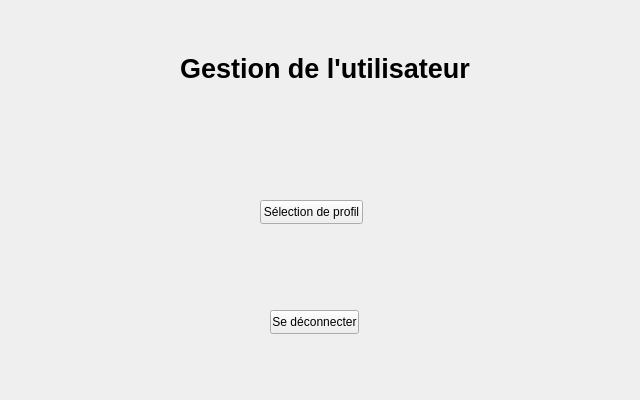
First picture: the form in VisualiseurBDD/ManageUser.ui, repository doriangilbert/VisualiseurBDDQt, before the edit.
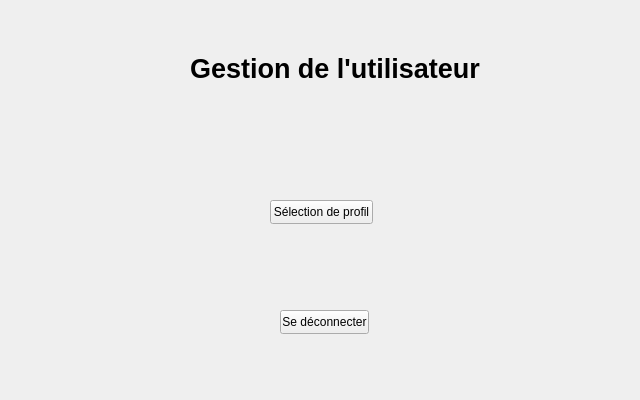
Second picture: the form after the edit.

Commit message: Ajout des fichiers sources associés aux interfaces et passage des interfaces à la classe MainWindow

Patch:
```diff
--- a/VisualiseurBDD/ManageUser.ui
+++ b/VisualiseurBDD/ManageUser.ui
@@ -1,7 +1,7 @@
 <?xml version="1.0" encoding="UTF-8"?>
 <ui version="4.0">
- <class>Form</class>
- <widget class="QWidget" name="Form">
+ <class>ManageUser</class>
+ <widget class="QMainWindow" name="ManageUser">
   <property name="geometry">
    <rect>
     <x>0</x>
@@ -13,10 +13,11 @@
   <property name="windowTitle">
    <string>Form</string>
   </property>
+  <widget class="QWidget" name="centralwidget">
   <widget class="QLabel" name="label">
    <property name="geometry">
     <rect>
-     <x>180</x>
+      <x>190</x>
      <y>50</y>
      <width>291</width>
      <height>36</height>
@@ -32,23 +33,10 @@
     <string>Gestion de l'utilisateur</string>
    </property>
   </widget>
-  <widget class="QPushButton" name="pushButton">
-   <property name="geometry">
-    <rect>
-     <x>260</x>
-     <y>200</y>
-     <width>103</width>
-     <height>24</height>
-    </rect>
-   </property>
-   <property name="text">
-    <string>Sélection de profil</string>
-   </property>
-  </widget>
   <widget class="QPushButton" name="pushButton_2">
    <property name="geometry">
     <rect>
-     <x>270</x>
+      <x>280</x>
      <y>310</y>
      <width>89</width>
      <height>24</height>
@@ -57,6 +45,20 @@
    <property name="text">
     <string>Se déconnecter</string>
    </property>
+   </widget>
+   <widget class="QPushButton" name="pushButton">
+    <property name="geometry">
+     <rect>
+      <x>270</x>
+      <y>200</y>
+      <width>103</width>
+      <height>24</height>
+     </rect>
+    </property>
+    <property name="text">
+     <string>Sélection de profil</string>
+    </property>
+   </widget>
   </widget>
  </widget>
  <resources/>
```
Left out of the diff: 2 changed lines with no effect on the pictures. Lines whose indentation alone changed are shown as unchanged. The commit also changes 11 other files.
